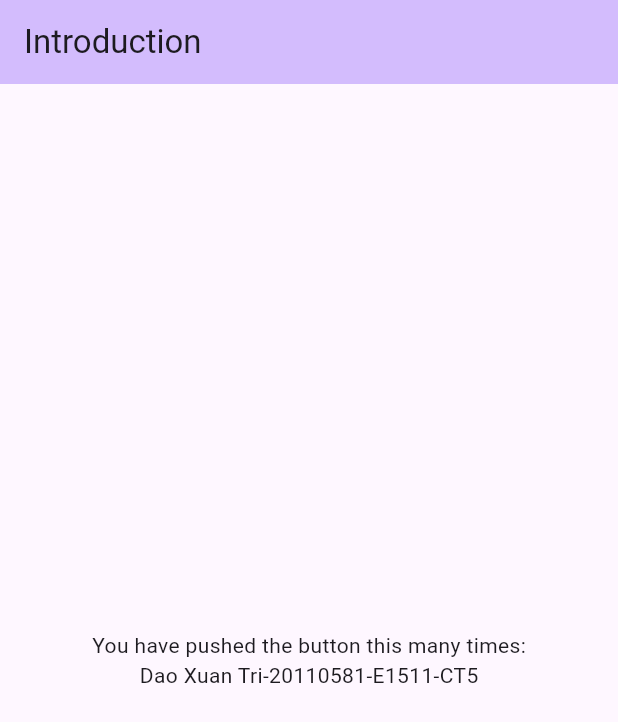
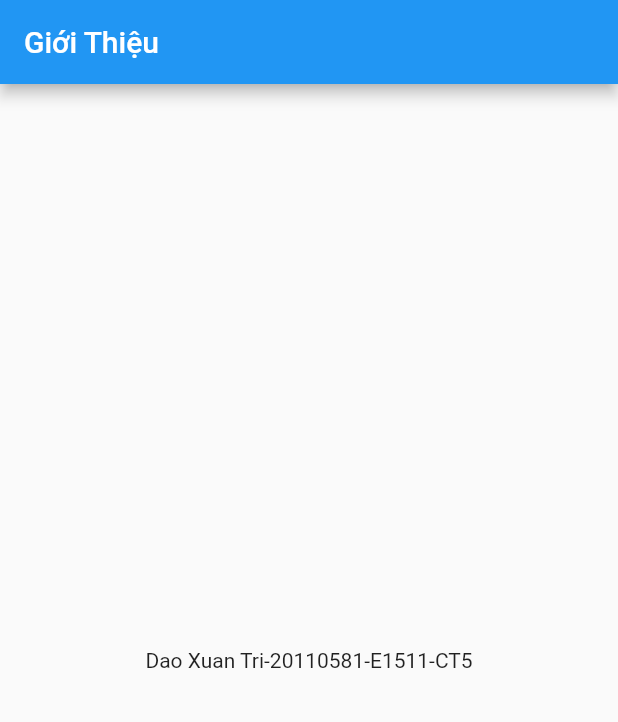
Before and after one commit to daoxuantri/MobileNC, a Flutter app: the first screen one second after launch, on a phone screen of 412 x 824 dp. Shown: the top 722 px of the screen. Run offline on Flutter 3.47's test engine with Material 2 defaults, Android fonts, the phone set to English and light mode, and no system bars.

Commit message:
update tuan1

```diff
--- /dev/null
+++ b/Tuan1/introduction_tuan1/lib/homepage.dart
@@ -0,0 +1,15 @@
+import 'package:flutter/material.dart';
+
+class HomePage extends StatelessWidget {
+  @override
+  Widget build(BuildContext context) {
+    return Scaffold(
+      appBar: AppBar(
+        title: Text('Trang Chủ'),
+      ),
+      body: Center(
+        child: Text('Xin chào từ trang chủ!'),
+      ),
+    );
+  }
+}
--- /dev/null
+++ b/Tuan1/introduction_tuan1/lib/intro_page.dart
@@ -0,0 +1,33 @@
+import 'dart:async';
+import 'package:flutter/material.dart';
+import 'homepage.dart';
+
+class IntroPage extends StatefulWidget {
+  @override
+  _IntroPageState createState() => _IntroPageState();
+}
+
+class _IntroPageState extends State<IntroPage> {
+  @override
+  void initState() {
+    super.initState();
+    Timer(Duration(seconds: 2), () {
+      Navigator.pushReplacement(
+        context,
+        MaterialPageRoute(builder: (context) => HomePage()),
+      );
+    });
+  }
+
+  @override
+  Widget build(BuildContext context) {
+    return Scaffold(
+      appBar: AppBar(
+        title: const Text('Giới Thiệu'),
+      ),
+      body: const Center(
+        child: Text('Dao Xuan Tri-20110581-E1511-CT5'),
+      ),
+    );
+  }
+}
--- a/Tuan1/introduction_tuan1/lib/main.dart
+++ b/Tuan1/introduction_tuan1/lib/main.dart
@@ -1,6 +1,5 @@
-// ignore_for_file: dead_code
-
-import 'package:flutter/material.dart';
+ import 'package:flutter/material.dart';
+import 'package:introduction_tuan1/intro_page.dart';
 
 void main() {
   runApp(const MyApp());
@@ -13,42 +12,11 @@ class MyApp extends StatelessWidget {
   @override
   Widget build(BuildContext context) {
     return MaterialApp(
-      title: 'Flutter Demo',
+      title: 'Flutter App',
       theme: ThemeData(
-        colorScheme: ColorScheme.fromSeed(seedColor: Colors.deepPurple),
-        useMaterial3: true,
+        primarySwatch: Colors.blue,
       ),
-      home: const MyHomePage(title: 'Introduction'),
+      home: IntroPage(),
     );
   }
 }
-
-class MyHomePage extends StatefulWidget {
-  const MyHomePage({super.key, required this.title});
-  final String title;
-  @override
-  State<MyHomePage> createState() => _MyHomePageState();
-}
-
-class _MyHomePageState extends State<MyHomePage> {
-  @override
-  Widget build(BuildContext context) {
-    return Scaffold(
-      appBar: AppBar(
-        backgroundColor: Theme.of(context).colorScheme.inversePrimary,
-        title: Text(widget.title),
-      ),
-      body: Center(
-        child: Column(
-          mainAxisAlignment: MainAxisAlignment.center,
-          children: <Widget>[
-            const Text(
-              'You have pushed the button this many times:',
-            ),
-            Text('Dao Xuan Tri-20110581-E1511-CT5'),
-              ],
-            ),
-        ),
-      );
-  }
-}
```
